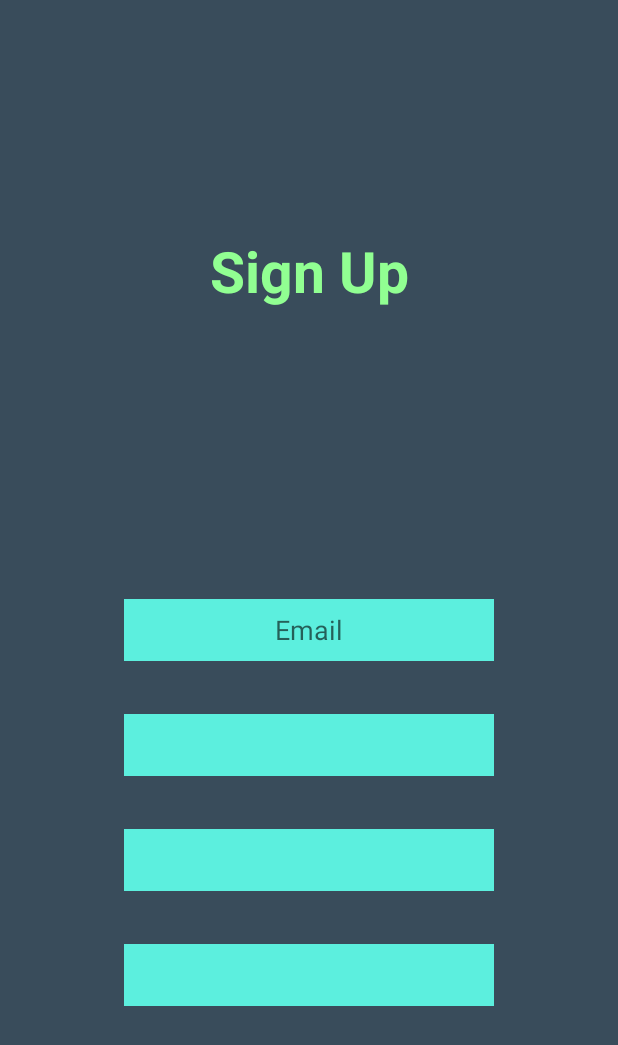
After one commit to daniyeg/Polaris, an Android app built with Jetpack Compose: the SignupActivity screen opened directly, with no data from a screen before it, on a phone screen of 412 x 824 dp. The commit adds this screen. Shown: the top 1045 px of the screen. Run offline under Robolectric (Android 15) with nearby library versions, the phone set to English and light mode, and no system bars.

Commit message:
feat: sign up

```diff
--- a/client/app/src/main/AndroidManifest.xml
+++ b/client/app/src/main/AndroidManifest.xml
@@ -11,6 +11,7 @@
         android:roundIcon="@mipmap/ic_launcher_round"
         android:supportsRtl="true"
         android:theme="@style/Theme.AppCompat.Light.NoActionBar"
+
         tools:targetApi="31">
         <activity
             android:name=".MainActivity"
@@ -22,6 +23,8 @@
                 <category android:name="android.intent.category.LAUNCHER" />
             </intent-filter>
         </activity>
+        <activity android:name=".SignupActivity" />
+
     </application>
 
 </manifest>
--- a/client/app/src/main/java/com/beyond5g/polaris/MainActivity.kt
+++ b/client/app/src/main/java/com/beyond5g/polaris/MainActivity.kt
@@ -1,19 +1,9 @@
 package com.beyond5g.polaris
 
-import androidx.activity.ComponentActivity
-import androidx.activity.compose.setContent
-import androidx.activity.enableEdgeToEdge
-import androidx.compose.foundation.layout.fillMaxSize
-import androidx.compose.foundation.layout.padding
-import androidx.compose.material3.Scaffold
-import androidx.compose.material3.Text
-import androidx.compose.runtime.Composable
-import androidx.compose.ui.Modifier
-import androidx.compose.ui.tooling.preview.Preview
-import com.beyond5g.polaris.ui.theme.PolarisTheme
+import com.beyond5g.polaris.SignupActivity
 
+import android.content.Intent
 import android.os.Bundle
-import android.widget.TextView
 import android.widget.Button
 import androidx.appcompat.app.AppCompatActivity
 
@@ -22,9 +12,12 @@ class MainActivity : AppCompatActivity() {
     override fun onCreate(savedInstanceState: Bundle?) {
         super.onCreate(savedInstanceState)
 
-        // Load your XML layout
-        setContentView(R.layout.activity_main)
+        setContentView(R.layout.main_activity)
 
-
+        val button = findViewById<Button>(R.id.button)
+        button.setOnClickListener {
+            val intent = Intent(this, SignupActivity::class.java)
+            startActivity(intent)
+        }
     }
 }
--- /dev/null
+++ b/client/app/src/main/java/com/beyond5g/polaris/SignupActivity.kt
@@ -0,0 +1,11 @@
+package com.beyond5g.polaris
+
+import android.os.Bundle
+import androidx.appcompat.app.AppCompatActivity
+
+class SignupActivity : AppCompatActivity() {
+    override fun onCreate(savedInstanceState: Bundle?) {
+        super.onCreate(savedInstanceState)
+        setContentView(R.layout.signup)
+    }
+}
--- /dev/null
+++ b/client/app/src/main/res/layout/signup.xml
@@ -0,0 +1,93 @@
+<androidx.constraintlayout.widget.ConstraintLayout
+    xmlns:android="http://schemas.android.com/apk/res/android"
+    xmlns:app="http://schemas.android.com/apk/res-auto"
+    xmlns:tools="http://schemas.android.com/tools"
+    android:layout_width="match_parent"
+    android:layout_height="match_parent"
+    android:background="#394C5B">
+
+    <TextView
+        android:id="@+id/textView"
+        android:layout_width="wrap_content"
+        android:layout_height="wrap_content"
+        android:text="Sign Up"
+        android:textColor="#91FF92"
+        android:textSize="38sp"
+        android:textStyle="bold"
+        android:gravity="center"
+        app:layout_constraintTop_toTopOf="parent"
+        app:layout_constraintBottom_toBottomOf="parent"
+        app:layout_constraintVertical_bias="0.2"
+        app:layout_constraintStart_toStartOf="parent"
+        app:layout_constraintEnd_toEndOf="parent"
+        app:layout_constraintHorizontal_bias="0.5"
+        />
+
+    <EditText
+        android:id="@+id/email"
+        android:layout_width="0dp"
+        android:layout_height="0dp"
+        app:layout_constraintWidth_percent="0.6"
+        app:layout_constraintHeight_percent="0.05"
+        android:layout_marginTop="16dp"
+        android:background="#5CEFDE"
+        android:hint="Email"
+        android:textAlignment="center"
+
+        app:layout_constraintTop_toTopOf="parent"
+        app:layout_constraintBottom_toBottomOf="parent"
+        app:layout_constraintVertical_bias="0.5"
+        app:layout_constraintStart_toStartOf="parent"
+        app:layout_constraintEnd_toEndOf="parent"
+        app:layout_constraintHorizontal_bias="0.5"
+        />
+
+    <EditText
+        android:id="@+id/username"
+        android:layout_width="0dp"
+        android:layout_height="0dp"
+        app:layout_constraintWidth_percent="0.6"
+        app:layout_constraintHeight_percent="0.05"
+        android:layout_marginTop="16dp"
+        android:background="#5CEFDE"
+        app:layout_constraintTop_toTopOf="parent"
+        app:layout_constraintBottom_toBottomOf="parent"
+        app:layout_constraintVertical_bias="0.6"
+        app:layout_constraintStart_toStartOf="parent"
+        app:layout_constraintEnd_toEndOf="parent"
+        app:layout_constraintHorizontal_bias="0.5"
+        />
+
+    <EditText
+        android:id="@+id/password"
+        android:layout_width="0dp"
+        android:layout_height="0dp"
+        app:layout_constraintWidth_percent="0.6"
+        app:layout_constraintHeight_percent="0.05"
+        android:layout_marginTop="16dp"
+        android:background="#5CEFDE"
+        app:layout_constraintTop_toTopOf="parent"
+        app:layout_constraintBottom_toBottomOf="parent"
+        app:layout_constraintVertical_bias="0.7"
+        app:layout_constraintStart_toStartOf="parent"
+        app:layout_constraintEnd_toEndOf="parent"
+        app:layout_constraintHorizontal_bias="0.5"
+        />
+
+    <EditText
+        android:id="@+id/code"
+        android:layout_width="0dp"
+        android:layout_height="0dp"
+        app:layout_constraintWidth_percent="0.6"
+        app:layout_constraintHeight_percent="0.05"
+        android:layout_marginTop="16dp"
+        android:background="#5CEFDE"
+        app:layout_constraintTop_toTopOf="parent"
+        app:layout_constraintBottom_toBottomOf="parent"
+        app:layout_constraintVertical_bias="0.8"
+        app:layout_constraintStart_toStartOf="parent"
+        app:layout_constraintEnd_toEndOf="parent"
+        app:layout_constraintHorizontal_bias="0.5"
+        />
+
+</androidx.constraintlayout.widget.ConstraintLayout>
```
Also changed, not shown: client/app/src/main/res/layout/main_activity.xml (renamed from client/app/src/main/res/layout/activity_main.xml).
